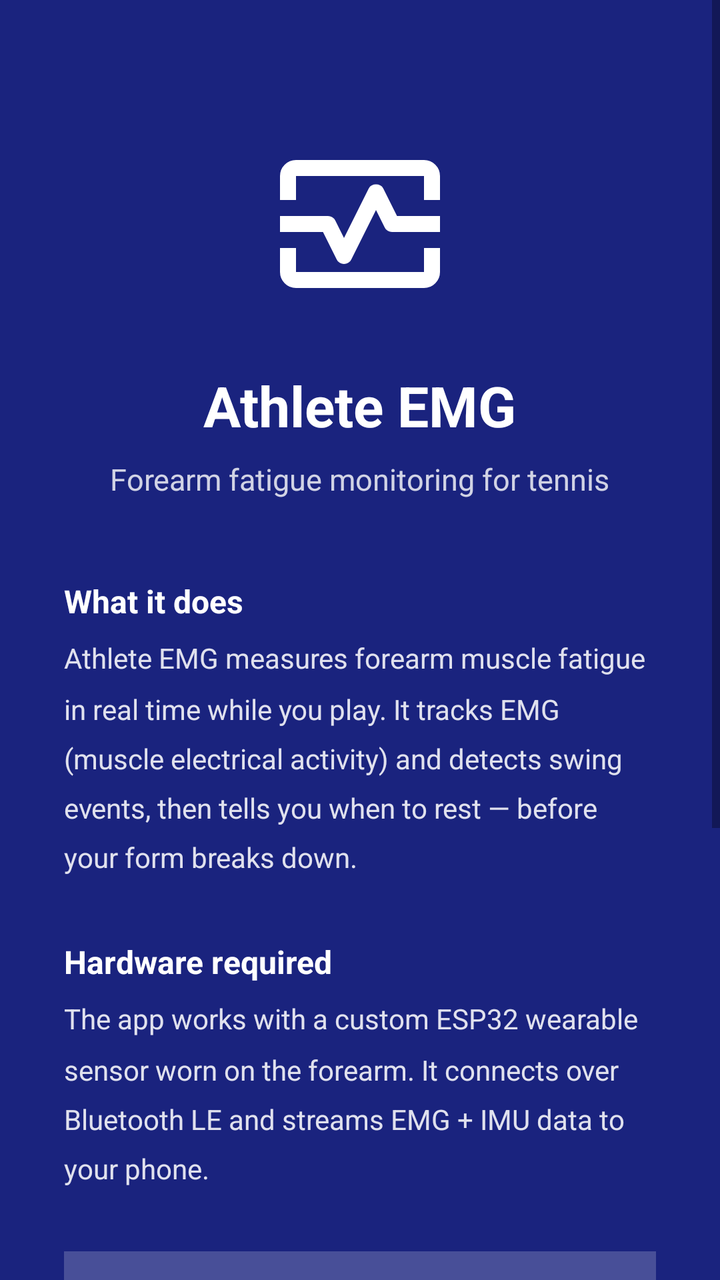
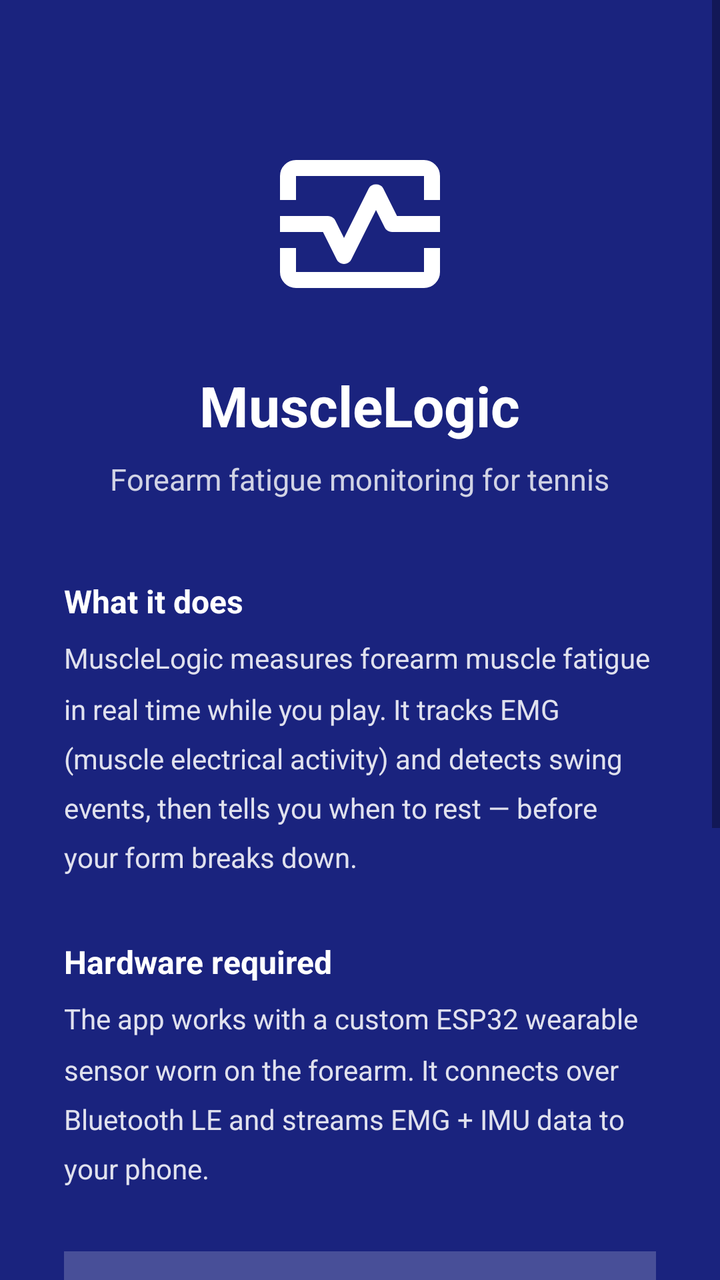

Two renders of the same Android screen: before a commit and after it. Below are the layout's source before the change and the commit's diff.
<!-- AndroidManifest.xml: application theme AppTheme -->
<!-- res/layout/activity_onboarding.xml -->
<?xml version="1.0" encoding="utf-8"?>
<ScrollView xmlns:android="http://schemas.android.com/apk/res/android"
    android:layout_width="match_parent"
    android:layout_height="match_parent"
    android:background="#FF1A237E">

    <LinearLayout
        android:layout_width="match_parent"
        android:layout_height="wrap_content"
        android:orientation="vertical"
        android:padding="32dp"
        android:gravity="center_horizontal">

        
        <ImageView
            android:layout_width="96dp"
            android:layout_height="96dp"
            android:layout_marginTop="32dp"
            android:layout_marginBottom="24dp"
            android:src="@drawable/ic_launcher_foreground"
            android:contentDescription="App icon" />

        
        <TextView
            android:layout_width="wrap_content"
            android:layout_height="wrap_content"
            android:text="Athlete EMG"
            android:textColor="#FFFFFFFF"
            android:textSize="28sp"
            android:textStyle="bold"
            android:layout_marginBottom="8dp" />

        <TextView
            android:layout_width="wrap_content"
            android:layout_height="wrap_content"
            android:text="Forearm fatigue monitoring for tennis"
            android:textColor="#CCFFFFFF"
            android:textSize="15sp"
            android:gravity="center"
            android:layout_marginBottom="40dp" />

        
        <TextView
            android:layout_width="match_parent"
            android:layout_height="wrap_content"
            android:text="What it does"
            android:textColor="#FFFFFFFF"
            android:textSize="16sp"
            android:textStyle="bold"
            android:layout_marginBottom="8dp" />

        <TextView
            android:layout_width="match_parent"
            android:layout_height="wrap_content"
            android:text="Athlete EMG measures forearm muscle fatigue in real time while you play. It tracks EMG (muscle electrical activity) and detects swing events, then tells you when to rest — before your form breaks down."
            android:textColor="#DDFFFFFF"
            android:textSize="14sp"
            android:lineSpacingMultiplier="1.5"
            android:layout_marginBottom="32dp" />

        
        <TextView
            android:layout_width="match_parent"
            android:layout_height="wrap_content"
            android:text="Hardware required"
            android:textColor="#FFFFFFFF"
            android:textSize="16sp"
            android:textStyle="bold"
            android:layout_marginBottom="8dp" />

        <TextView
            android:layout_width="match_parent"
            android:layout_height="wrap_content"
            android:text="The app works with a custom ESP32 wearable sensor worn on the forearm. It connects over Bluetooth LE and streams EMG + IMU data to your phone."
            android:textColor="#DDFFFFFF"
            android:textSize="14sp"
            android:lineSpacingMultiplier="1.5"
            android:layout_marginBottom="32dp" />

        
        <LinearLayout
            android:layout_width="match_parent"
            android:layout_height="wrap_content"
            android:orientation="vertical"
            android:background="#33FFFFFF"
            android:padding="16dp"
            android:layout_marginBottom="40dp">

            <TextView
                android:layout_width="match_parent"
                android:layout_height="wrap_content"
                android:text="No hardware? No problem."
                android:textColor="#FFFFFFFF"
                android:textSize="15sp"
                android:textStyle="bold"
                android:layout_marginBottom="6dp" />

            <TextView
                android:layout_width="match_parent"
                android:layout_height="wrap_content"
                android:text="Try Demo Mode to replay a real tennis session with full fatigue analysis — no sensor needed."
                android:textColor="#DDFFFFFF"
                android:textSize="14sp"
                android:lineSpacingMultiplier="1.5" />

        </LinearLayout>

        
        <Button
            android:id="@+id/btnOnboardingDemo"
            android:layout_width="match_parent"
            android:layout_height="wrap_content"
            android:text="Try Demo"
            android:layout_marginBottom="12dp" />

        <Button
            android:id="@+id/btnOnboardingGotIt"
            android:layout_width="match_parent"
            android:layout_height="wrap_content"
            android:text="Got it — go to app"
            style="@style/Widget.AppCompat.Button.Borderless"
            android:textColor="#CCFFFFFF" />

        <Button
            android:id="@+id/btnOnboardingPrivacy"
            android:layout_width="wrap_content"
            android:layout_height="wrap_content"
            android:layout_gravity="center_horizontal"
            android:layout_marginTop="8dp"
            android:text="Privacy Policy"
            style="@style/Widget.AppCompat.Button.Borderless"
            android:textColor="#88FFFFFF"
            android:textSize="12sp" />

    </LinearLayout>
</ScrollView>
<!-- resources referenced by this layout -->
<resources>
  <!-- drawable ic_launcher_foreground (drawable) -->
  <vector xmlns:android="http://schemas.android.com/apk/res/android"
      android:width="108dp"
      android:height="108dp"
      android:viewportWidth="960"
      android:viewportHeight="960">
  
      
      <path
          android:fillColor="#FFFFFF"
          android:pathData="
  M80,360v-120q0-33 23.5-56.5T160,160h640q33,0 56.5,23.5T880,240v120h-80v-120H160v120H80z
  M160,800q-33,0 -56.5-23.5T80,720v-120h80v120h640v-120h80v120q0,33 -23.5,56.5T800,800H160z
  M421,674.5q10-5.5 15-16.5l124-248 44,88q5,11 15,16.5t21,5.5h240v-80H665l-69-138
  q-5-11 -15-15.5t-21-4.5q-11,0 -21,4.5T524,302L400,550l-44-88q-5-11 -15-16.5t-21-5.5H80v80
  h215l69,138q5,11 15,16.5t21,5.5q11,0 21-5.5z
  M480,480z" />
  </vector>
  <style name="AppTheme" parent="Theme.AppCompat.Light.NoActionBar">
          <item name="colorPrimary">@color/colorPrimary</item>
          <item name="colorPrimaryDark">@color/colorPrimaryDark</item>
          <item name="colorAccent">@color/colorAccent</item>
      </style>
  <color name="colorPrimary">#1DE9B6</color>
  <color name="colorPrimaryDark">#1DE9B6</color>
  <color name="colorAccent">#FF5722</color>
</resources>

<!-- the commit's change to res/layout/activity_onboarding.xml (unified diff, before → after) -->
@@ -24,7 +24,7 @@
         <TextView
             android:layout_width="wrap_content"
             android:layout_height="wrap_content"
-            android:text="Athlete EMG"
+            android:text="MuscleLogic"
             android:textColor="#FFFFFFFF"
             android:textSize="28sp"
             android:textStyle="bold"
@@ -52,7 +52,7 @@
         <TextView
             android:layout_width="match_parent"
             android:layout_height="wrap_content"
-            android:text="Athlete EMG measures forearm muscle fatigue in real time while you play. It tracks EMG (muscle electrical activity) and detects swing events, then tells you when to rest — before your form breaks down."
+            android:text="MuscleLogic measures forearm muscle fatigue in real time while you play. It tracks EMG (muscle electrical activity) and detects swing events, then tells you when to rest — before your form breaks down."
             android:textColor="#DDFFFFFF"
             android:textSize="14sp"
             android:lineSpacingMultiplier="1.5"
